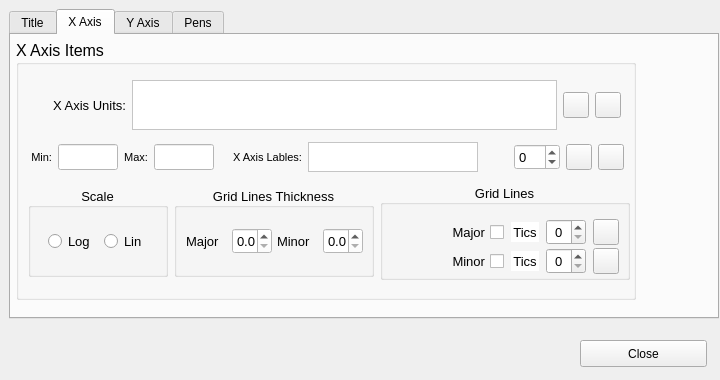
The window that ChartTest/chartproperties.ui (mikeinsantarosa/ChartTest) describes before a commit, drawn with Qt 5.
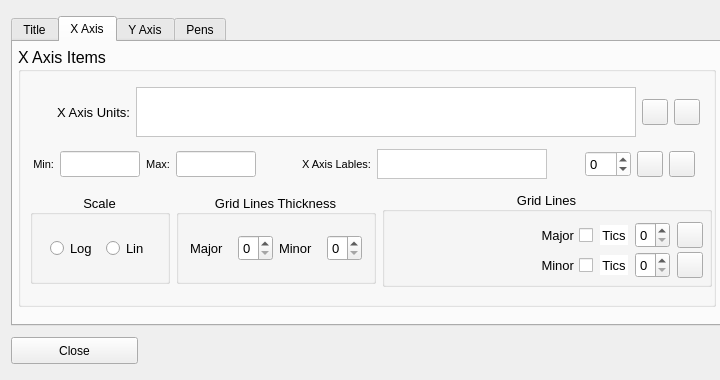
The same window after the commit. The open tabs and pages were chosen to show the change. Icons and pictures are not drawn.

What changed in the file:
```diff
--- a/ChartTest/chartproperties.ui
+++ b/ChartTest/chartproperties.ui
@@ -38,15 +38,9 @@
   <property name="styleSheet">
    <string notr="true"/>
   </property>
+  <layout class="QGridLayout" name="gridLayout_3">
+   <item row="0" column="0">
   <widget class="QTabWidget" name="tabWidgetChartProp">
-   <property name="geometry">
-    <rect>
-     <x>9</x>
-     <y>9</y>
-     <width>710</width>
-     <height>310</height>
-    </rect>
-   </property>
    <property name="minimumSize">
     <size>
      <width>710</width>
@@ -216,7 +210,7 @@
       <rect>
        <x>5</x>
        <y>5</y>
-       <width>620</width>
+         <width>698</width>
        <height>260</height>
       </rect>
      </property>
@@ -228,13 +222,13 @@
      </property>
      <property name="minimumSize">
       <size>
-       <width>620</width>
+         <width>698</width>
        <height>260</height>
       </size>
      </property>
      <property name="maximumSize">
       <size>
-       <width>620</width>
+         <width>698</width>
        <height>260</height>
       </size>
      </property>
@@ -249,7 +243,7 @@
      <property name="title">
       <string>X Axis Items</string>
      </property>
-     <layout class="QGridLayout" name="gridLayout_3">
+       <layout class="QGridLayout" name="gridLayout_5">
       <item row="0" column="0" colspan="3">
        <layout class="QHBoxLayout" name="horizontalLayout_3">
         <item>
@@ -258,11 +252,11 @@
            <enum>Qt::Horizontal</enum>
           </property>
           <property name="sizeType">
-           <enum>QSizePolicy::Minimum</enum>
+             <enum>QSizePolicy::Fixed</enum>
           </property>
           <property name="sizeHint" stdset="0">
            <size>
-            <width>18</width>
+              <width>20</width>
             <height>20</height>
            </size>
           </property>
@@ -311,13 +305,13 @@
           </property>
           <property name="minimumSize">
            <size>
-            <width>425</width>
+              <width>500</width>
             <height>50</height>
            </size>
           </property>
           <property name="maximumSize">
            <size>
-            <width>425</width>
+              <width>500</width>
             <height>50</height>
            </size>
           </property>
@@ -419,13 +413,13 @@
          <widget class="QLineEdit" name="lineXMin">
           <property name="minimumSize">
            <size>
-            <width>60</width>
+              <width>80</width>
             <height>26</height>
            </size>
           </property>
           <property name="maximumSize">
            <size>
-            <width>60</width>
+              <width>80</width>
             <height>26</height>
            </size>
           </property>
@@ -471,13 +465,13 @@
          <widget class="QLineEdit" name="lineXMax">
           <property name="minimumSize">
            <size>
-            <width>60</width>
+              <width>80</width>
             <height>26</height>
            </size>
           </property>
           <property name="maximumSize">
            <size>
-            <width>60</width>
+              <width>80</width>
             <height>26</height>
            </size>
           </property>
@@ -502,7 +496,7 @@
           </property>
           <property name="sizeHint" stdset="0">
            <size>
-            <width>13</width>
+              <width>40</width>
             <height>20</height>
            </size>
           </property>
@@ -783,9 +777,9 @@
         <property name="alignment">
          <set>Qt::AlignCenter</set>
         </property>
-        <layout class="QVBoxLayout" name="verticalLayout_2">
-         <item>
-          <layout class="QHBoxLayout" name="horizontalLayout_5">
+          <layout class="QGridLayout" name="gridLayout">
+           <item row="0" column="0">
+            <layout class="QHBoxLayout" name="horizontalLayout">
            <item>
             <widget class="QLabel" name="labelXMajorThickness">
              <property name="minimumSize">
@@ -806,25 +800,25 @@
             </widget>
            </item>
            <item>
-            <widget class="QDoubleSpinBox" name="dspinXMajorThickness">
+              <widget class="QSpinBox" name="spinXMajorThickness">
+               <property name="sizePolicy">
+                <sizepolicy hsizetype="Fixed" vsizetype="Fixed">
+                 <horstretch>0</horstretch>
+                 <verstretch>0</verstretch>
+                </sizepolicy>
+               </property>
              <property name="minimumSize">
               <size>
-               <width>40</width>
+                 <width>35</width>
                <height>26</height>
               </size>
              </property>
              <property name="maximumSize">
               <size>
-               <width>40</width>
+                 <width>35</width>
                <height>26</height>
               </size>
              </property>
-             <property name="styleSheet">
-              <string notr="true">background-color: rgb(255, 255, 255);</string>
-             </property>
-             <property name="decimals">
-              <number>1</number>
-             </property>
             </widget>
            </item>
            <item>
@@ -847,25 +841,25 @@
             </widget>
            </item>
            <item>
-            <widget class="QDoubleSpinBox" name="dspinXMinorThickness">
+              <widget class="QSpinBox" name="spinXMinorThickness">
+               <property name="sizePolicy">
+                <sizepolicy hsizetype="Fixed" vsizetype="Fixed">
+                 <horstretch>0</horstretch>
+                 <verstretch>0</verstretch>
+                </sizepolicy>
+               </property>
              <property name="minimumSize">
               <size>
-               <width>40</width>
+                 <width>35</width>
                <height>26</height>
               </size>
              </property>
              <property name="maximumSize">
               <size>
-               <width>40</width>
+                 <width>35</width>
                <height>26</height>
               </size>
              </property>
-             <property name="styleSheet">
-              <string notr="true">background-color: rgb(255, 255, 255);</string>
-             </property>
-             <property name="decimals">
-              <number>1</number>
-             </property>
             </widget>
            </item>
           </layout>
@@ -883,13 +877,13 @@
         </property>
         <property name="minimumSize">
          <size>
-          <width>250</width>
+            <width>330</width>
           <height>96</height>
          </size>
         </property>
         <property name="maximumSize">
          <size>
-          <width>250</width>
+            <width>330</width>
           <height>96</height>
          </size>
         </property>
@@ -907,9 +901,153 @@
         <widget class="QWidget" name="layoutWidget">
          <property name="geometry">
           <rect>
-           <x>13</x>
-           <y>34</y>
-           <width>230</width>
+             <x>10</x>
+             <y>60</y>
+             <width>315</width>
+             <height>28</height>
+            </rect>
+           </property>
+           <layout class="QHBoxLayout" name="horizontalLayout_7">
+            <item>
+             <spacer name="horizontalSpacer_9">
+              <property name="orientation">
+               <enum>Qt::Horizontal</enum>
+              </property>
+              <property name="sizeType">
+               <enum>QSizePolicy::Minimum</enum>
+              </property>
+              <property name="sizeHint" stdset="0">
+               <size>
+                <width>140</width>
+                <height>15</height>
+               </size>
+              </property>
+             </spacer>
+            </item>
+            <item>
+             <widget class="QCheckBox" name="checkXMinor">
+              <property name="sizePolicy">
+               <sizepolicy hsizetype="Fixed" vsizetype="Fixed">
+                <horstretch>0</horstretch>
+                <verstretch>0</verstretch>
+               </sizepolicy>
+              </property>
+              <property name="minimumSize">
+               <size>
+                <width>60</width>
+                <height>26</height>
+               </size>
+              </property>
+              <property name="maximumSize">
+               <size>
+                <width>60</width>
+                <height>26</height>
+               </size>
+              </property>
+              <property name="layoutDirection">
+               <enum>Qt::RightToLeft</enum>
+              </property>
+              <property name="text">
+               <string>Minor</string>
+              </property>
+             </widget>
+            </item>
+            <item>
+             <widget class="QLabel" name="labelXMinorTics">
+              <property name="sizePolicy">
+               <sizepolicy hsizetype="Fixed" vsizetype="Fixed">
+                <horstretch>0</horstretch>
+                <verstretch>0</verstretch>
+               </sizepolicy>
+              </property>
+              <property name="minimumSize">
+               <size>
+                <width>28</width>
+                <height>20</height>
+               </size>
+              </property>
+              <property name="maximumSize">
+               <size>
+                <width>28</width>
+                <height>20</height>
+               </size>
+              </property>
+              <property name="styleSheet">
+               <string notr="true">background-color: rgb(255, 255, 255);</string>
+              </property>
+              <property name="text">
+               <string>Tics</string>
+              </property>
+              <property name="alignment">
+               <set>Qt::AlignCenter</set>
+              </property>
+             </widget>
+            </item>
+            <item>
+             <widget class="QSpinBox" name="spinXMinorTics">
+              <property name="sizePolicy">
+               <sizepolicy hsizetype="Fixed" vsizetype="Fixed">
+                <horstretch>0</horstretch>
+                <verstretch>0</verstretch>
+               </sizepolicy>
+              </property>
+              <property name="minimumSize">
+               <size>
+                <width>35</width>
+                <height>26</height>
+               </size>
+              </property>
+              <property name="maximumSize">
+               <size>
+                <width>35</width>
+                <height>26</height>
+               </size>
+              </property>
+             </widget>
+            </item>
+            <item>
+             <widget class="QPushButton" name="btnXAxisMinorGridColor">
+              <property name="sizePolicy">
+               <sizepolicy hsizetype="Fixed" vsizetype="Fixed">
+                <horstretch>0</horstretch>
+                <verstretch>0</verstretch>
+               </sizepolicy>
+              </property>
+              <property name="minimumSize">
+               <size>
+                <width>26</width>
+                <height>26</height>
+               </size>
+              </property>
+              <property name="maximumSize">
+               <size>
+                <width>26</width>
+                <height>26</height>
+               </size>
+              </property>
+              <property name="text">
+               <string/>
+              </property>
+              <property name="icon">
+               <iconset resource="resources.qrc">
+                <normaloff>:/images/images/colorPickerIcon1.jpg</normaloff>:/images/images/colorPickerIcon1.jpg</iconset>
+              </property>
+              <property name="iconSize">
+               <size>
+                <width>22</width>
+                <height>22</height>
+               </size>
+              </property>
+             </widget>
+            </item>
+           </layout>
+          </widget>
+          <widget class="QWidget" name="">
+           <property name="geometry">
+            <rect>
+             <x>10</x>
+             <y>30</y>
+             <width>315</width>
            <height>28</height>
           </rect>
          </property>
@@ -924,7 +1062,7 @@
             </property>
             <property name="sizeHint" stdset="0">
              <size>
-              <width>50</width>
+                <width>140</width>
               <height>15</height>
              </size>
             </property>
@@ -996,7 +1134,7 @@
            </widget>
           </item>
           <item>
-           <widget class="QDoubleSpinBox" name="dspinXMajorTics">
+             <widget class="QSpinBox" name="spinXMajorTics">
             <property name="sizePolicy">
              <sizepolicy hsizetype="Fixed" vsizetype="Fixed">
               <horstretch>0</horstretch>
@@ -1005,25 +1143,16 @@
             </property>
             <property name="minimumSize">
              <size>
-              <width>40</width>
+                <width>35</width>
               <height>26</height>
              </size>
             </property>
             <property name="maximumSize">
              <size>
-              <width>40</width>
+                <width>35</width>
               <height>26</height>
              </size>
             </property>
-            <property name="styleSheet">
-             <string notr="true"/>
-            </property>
-            <property name="alignment">
-             <set>Qt::AlignCenter</set>
-            </property>
-            <property name="decimals">
-             <number>0</number>
-            </property>
            </widget>
           </item>
           <item>
@@ -1063,159 +1192,6 @@
           </item>
          </layout>
         </widget>
-        <widget class="QWidget" name="layoutWidget">
-         <property name="geometry">
-          <rect>
-           <x>13</x>
-           <y>63</y>
-           <width>230</width>
-           <height>28</height>
-          </rect>
-         </property>
-         <layout class="QHBoxLayout" name="horizontalLayout_8">
-          <item>
-           <spacer name="horizontalSpacer_9">
-            <property name="orientation">
-             <enum>Qt::Horizontal</enum>
-            </property>
-            <property name="sizeType">
-             <enum>QSizePolicy::Minimum</enum>
-            </property>
-            <property name="sizeHint" stdset="0">
-             <size>
-              <width>50</width>
-              <height>15</height>
-             </size>
-            </property>
-           </spacer>
-          </item>
-          <item>
-           <widget class="QCheckBox" name="checkXMinor">
-            <property name="sizePolicy">
-             <sizepolicy hsizetype="Fixed" vsizetype="Fixed">
-              <horstretch>0</horstretch>
-              <verstretch>0</verstretch>
-             </sizepolicy>
-            </property>
-            <property name="minimumSize">
-             <size>
-              <width>60</width>
-              <height>26</height>
-             </size>
-            </property>
-            <property name="maximumSize">
-             <size>
-              <width>60</width>
-              <height>26</height>
-             </size>
-            </property>
-            <property name="layoutDirection">
-             <enum>Qt::RightToLeft</enum>
-            </property>
-            <property name="text">
-             <string>Minor</string>
-            </property>
-           </widget>
-          </item>
-          <item>
-           <widget class="QLabel" name="labelXMinorTics">
-            <property name="sizePolicy">
-             <sizepolicy hsizetype="Fixed" vsizetype="Fixed">
-              <horstretch>0</horstretch>
-              <verstretch>0</verstretch>
-             </sizepolicy>
-            </property>
-            <property name="minimumSize">
-             <size>
-              <width>28</width>
-              <height>20</height>
-             </size>
-            </property>
-            <property name="maximumSize">
-             <size>
-              <width>28</width>
-              <height>20</height>
-             </size>
-            </property>
-            <property name="styleSheet">
-             <string notr="true">background-color: rgb(255, 255, 255);</string>
-            </property>
-            <property name="text">
-             <string>Tics</string>
-            </property>
-            <property name="alignment">
-             <set>Qt::AlignCenter</set>
-            </property>
-           </widget>
-          </item>
-          <item>
-           <widget class="QDoubleSpinBox" name="dspinXMinorTics">
-            <property name="sizePolicy">
-             <sizepolicy hsizetype="Fixed" vsizetype="Fixed">
-              <horstretch>0</horstretch>
-              <verstretch>0</verstretch>
-             </sizepolicy>
-            </property>
-            <property name="minimumSize">
-             <size>
-              <width>40</width>
-              <height>26</height>
-             </size>
-            </property>
-            <property name="maximumSize">
-             <size>
-              <width>40</width>
-              <height>26</height>
-             </size>
-            </property>
-            <property name="styleSheet">
-             <string notr="true"/>
-            </property>
-            <property name="alignment">
-             <set>Qt::AlignCenter</set>
-            </property>
-            <property name="decimals">
-             <number>0</number>
-            </property>
-           </widget>
-          </item>
-          <item>
-           <widget class="QPushButton" name="btnXAxisMinorGridColor">
-            <property name="sizePolicy">
-             <sizepolicy hsizetype="Fixed" vsizetype="Fixed">
-              <horstretch>0</horstretch>
-              <verstretch>0</verstretch>
-             </sizepolicy>
-            </property>
-            <property name="minimumSize">
-             <size>
-              <width>26</width>
-              <height>26</height>
-             </size>
-            </property>
-            <property name="maximumSize">
-             <size>
-              <width>26</width>
-              <height>26</height>
-             </size>
-            </property>
-            <property name="text">
-             <string/>
-            </property>
-            <property name="icon">
-             <iconset resource="resources.qrc">
-              <normaloff>:/images/images/colorPickerIcon1.jpg</normaloff>:/images/images/colorPickerIcon1.jpg</iconset>
-            </property>
-            <property name="iconSize">
-             <size>
-              <width>22</width>
-              <height>22</height>
-             </size>
-            </property>
-           </widget>
-          </item>
-         </layout>
-        </widget>
        </widget>
       </item>
      </layout>
@@ -1794,9 +1770,9 @@
         <property name="alignment">
          <set>Qt::AlignCenter</set>
         </property>
-        <layout class="QVBoxLayout" name="verticalLayout_4">
-         <item>
-          <layout class="QHBoxLayout" name="horizontalLayout_14">
+          <layout class="QGridLayout" name="gridLayout_2">
+           <item row="0" column="0">
+            <layout class="QHBoxLayout" name="horizontalLayout_5">
            <item>
             <widget class="QLabel" name="labelYMajorThickness">
              <property name="sizePolicy">
@@ -1941,7 +1917,7 @@
             </property>
             <property name="sizeHint" stdset="0">
              <size>
-              <width>50</width>
+                <width>140</width>
               <height>15</height>
              </size>
             </property>
@@ -5200,15 +5176,9 @@
     </widget>
    </widget>
   </widget>
+   </item>
+   <item row="1" column="0">
   <widget class="QPushButton" name="btnClose">
-   <property name="geometry">
-    <rect>
-     <x>580</x>
-     <y>340</y>
-     <width>127</width>
-     <height>27</height>
-    </rect>
-   </property>
    <property name="minimumSize">
     <size>
      <width>127</width>
@@ -5225,6 +5195,8 @@
     <string>Close</string>
    </property>
   </widget>
+   </item>
+  </layout>
  </widget>
  <resources>
   <include location="resources.qrc"/>
```
Left out of the diff: 120 changed lines with no effect on the pictures. Lines whose indentation alone changed are shown as unchanged.
